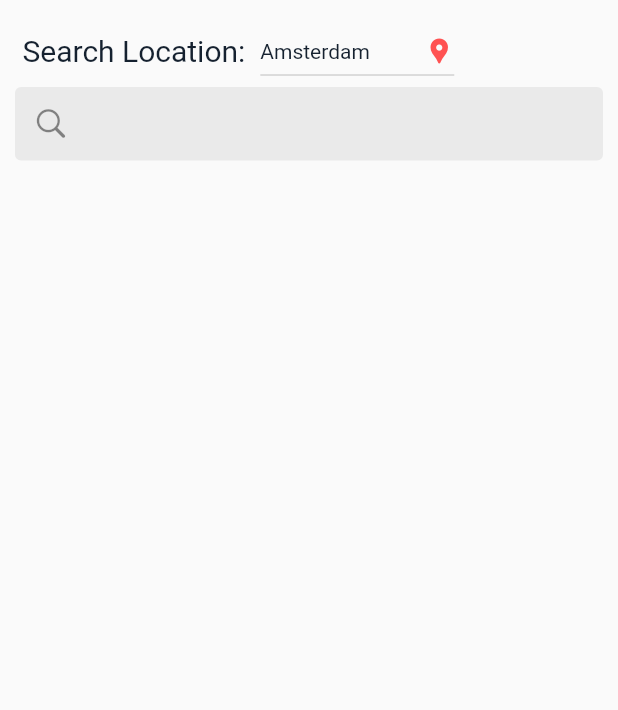
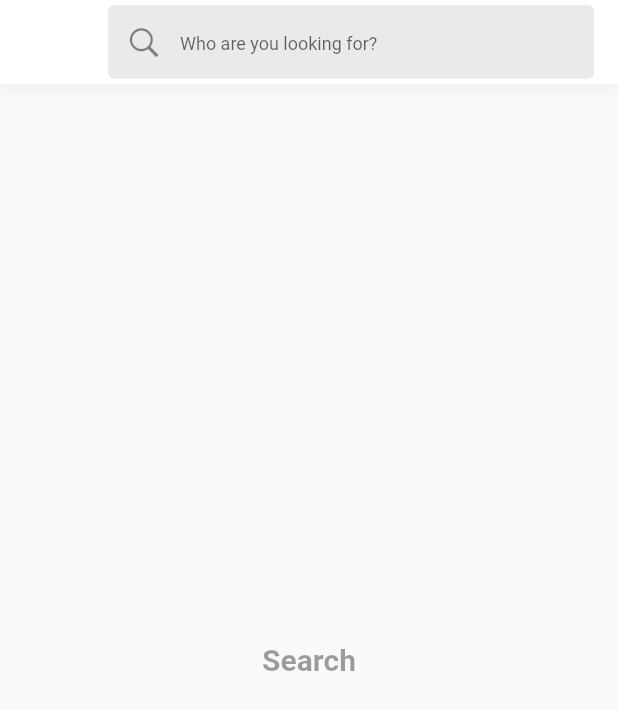
Before and after one commit to UnculturedCat/deeformity, a Flutter app: the SearchPage screen opened directly, on a phone screen of 412 x 824 dp. Shown: the top 710 px of the screen. Run offline on Flutter 3.47's test engine with Material 2 defaults, Android fonts, the phone set to English and light mode, and no system bars; our stand-ins replace cloud_firestore, firebase_analytics, firebase_auth, firebase_core, firebase_database, firebase_storage and 4 more; accounts and stored records are empty.

Commit message:
Clean APpVideoPlayer class. Cleaned Search page

```diff
--- a/lib/Screens/SearhPage.dart
+++ b/lib/Screens/SearhPage.dart
@@ -26,51 +26,18 @@ class SearchPageSate extends State<SearchPage>
     return StreamProvider<QuerySnapshot>.value(
       value: DatabaseService().allUsers,
       child: Scaffold(
-        body: SafeArea(
-          child: Column(
-            children: [
-              Container(
-                padding: EdgeInsets.all(10),
-                child: Column(
-                  children: [
-                    Row(
-                      mainAxisAlignment: MainAxisAlignment.start,
-                      children: [
-                        Container(
-                          padding: EdgeInsets.only(left: 5),
-                          child: Text(
-                            "Search Location:",
-                            style: TextStyle(
-                              color: elementColorWhiteBackground,
-                              fontSize: fontSize,
-                            ),
-                          ),
-                        ),
-                        Container(
-                          padding: EdgeInsets.only(left: 10, right: 10),
-                          child: DropdownButton<String>(
-                            icon: Icon(Icons.location_pin),
-                            iconEnabledColor: Colors.redAccent,
-                            iconSize: 20.0,
-                            value: searchquery,
-                            dropdownColor: Colors.white,
-                            style:
-                                TextStyle(color: elementColorWhiteBackground),
-                            items: dropDownLocations,
-                            onChanged: (String currentVal) {
-                              setState(() {
-                                searchquery = currentVal;
-                              });
-                            },
-                          ),
-                        ),
-                      ],
-                    ),
-                    TextFormField(
+        appBar: AppBar(
+          backgroundColor: Colors.white,
+          shadowColor: Colors.white24,
+          title: TextFormField(
             decoration: textInputDecorationWhite.copyWith(
               prefixIcon: Icon(
                 CupertinoIcons.search,
               ),
+              hintStyle: TextStyle(
+                fontSize: fontSizeInputHint,
+              ),
+              hintText: "Who are you looking for?",
             ),
             onChanged: (value) {
               setState(() {
@@ -78,12 +45,79 @@ class SearchPageSate extends State<SearchPage>
               });
             },
           ),
+        ),
+        body: SafeArea(
+          child: textBoxquery.isEmpty
+              ? Center(
+                  child: Text(
+                    "Search",
+                    style: TextStyle(
+                      color: Colors.black38,
+                      fontSize: fontSize,
+                      fontWeight: FontWeight.w600,
+                    ),
+                    textAlign: TextAlign.center,
+                  ),
+                )
+              : Column(
+                  children: [
+                    Container(
+                      padding: EdgeInsets.all(10),
+                      child: Column(
+                        children: [
+                          //Location not needed
+                          // Row(
+                          //   mainAxisAlignment: MainAxisAlignment.start,
+                          //   children: [
+                          //     Container(
+                          //       padding: EdgeInsets.only(left: 5),
+                          //       child: Text(
+                          //         "Search Location:",
+                          //         style: TextStyle(
+                          //           color: elementColorWhiteBackground,
+                          //           fontSize: fontSize,
+                          //         ),
+                          //       ),
+                          //     ),
+                          //     Container(
+                          //       padding: EdgeInsets.only(left: 10, right: 10),
+                          //       child: DropdownButton<String>(
+                          //         icon: Icon(Icons.location_pin),
+                          //         iconEnabledColor: Colors.redAccent,
+                          //         iconSize: 20.0,
+                          //         value: searchquery,
+                          //         dropdownColor: Colors.white,
+                          //         style:
+                          //             TextStyle(color: elementColorWhiteBackground),
+                          //         items: dropDownLocations,
+                          //         onChanged: (String currentVal) {
+                          //           setState(() {
+                          //             searchquery = currentVal;
+                          //           });
+                          //         },
+                          //       ),
+                          //     ),
+                          //   ],
+                          // ),
+                          // TextFormField(
+                          //   decoration: textInputDecorationWhite.copyWith(
+                          //     prefixIcon: Icon(
+                          //       CupertinoIcons.search,
+                          //     ),
+                          //   ),
+                          //   onChanged: (value) {
+                          //     setState(() {
+                          //       textBoxquery = value;
+                          //     });
+                          //   },
+                          // ),
                         ],
                       ),
                     ),
                     Expanded(
                       child: Container(
-                    padding: EdgeInsets.only(top: 10, left: 20, right: 20),
+                          padding:
+                              EdgeInsets.only(top: 10, left: 20, right: 20),
                           child: SearchResults(searchquery, textBoxquery)),
                     ),
                   ],
--- a/lib/visuals/SearchResults.dart
+++ b/lib/visuals/SearchResults.dart
@@ -41,8 +41,7 @@ class _SearchResultsState extends State<SearchResults> {
   }
 
   Widget createUserCard(QueryDocumentSnapshot doc) {
-    if ((doc.id == UserSingleton.userSingleton.userID ||
-            doc.data()["Location"] != widget.locationQuery) &&
+    if (doc.id == UserSingleton.userSingleton.userID ||
         widget.textBoxQuery.isEmpty) return SizedBox();
     String firstName = doc.data()["First Name"];
     String lastName = doc.data()["Last Name"];
--- a/pubspec.yaml
+++ b/pubspec.yaml
@@ -39,8 +39,8 @@ dependencies:
   flutter_spinkit: "^4.1.2"
   intl: ^0.16.1
   image_picker: ^0.6.7+22
-  video_player: ^2.0.1
-  chewie: ^1.0.0
+  video_player: ^2.1.1
+  #chewie: ^1.0.0
   permission_handler:
   # The following adds the Cupertino Icons font to your application.
   # Use with the CupertinoIcons class for iOS style icons.
```
Also changed, not shown: lib/Services/AppVideoPlayer.dart (+18 -10 lines), lib/visuals/AddExercisePage.dart (+11 -3 lines), lib/visuals/AddedSchedulesList.dart (+6 -2 lines), lib/visuals/ExercisePage.dart (+5 -2 lines), pubspec.lock, 1 other file. Lines whose indentation alone changed are shown as unchanged.
